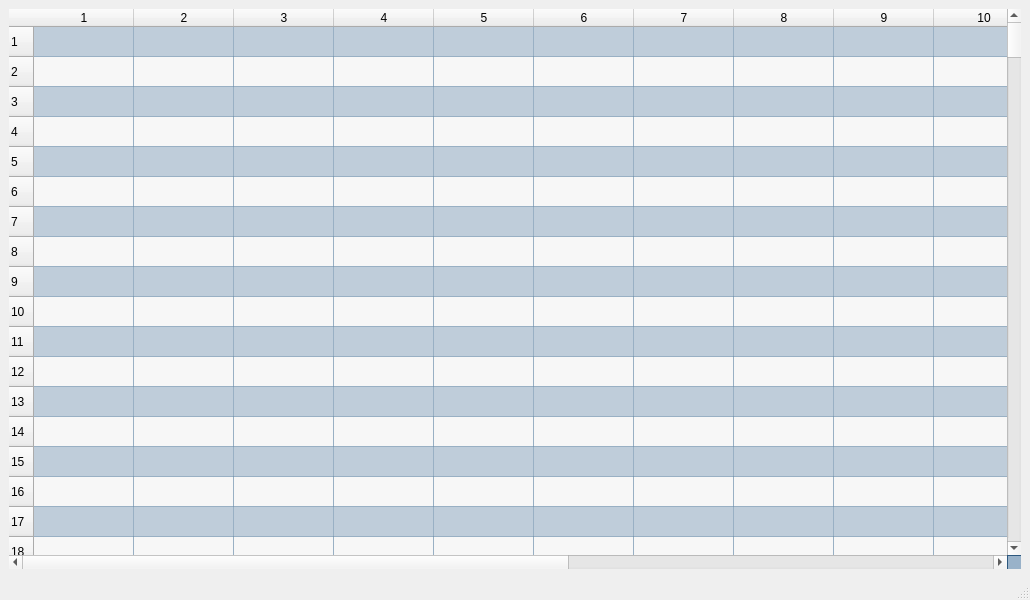
Qt form src/GUI/MemoriaPrograma.ui (JoaoVitorBranco/BIPy) before a commit.
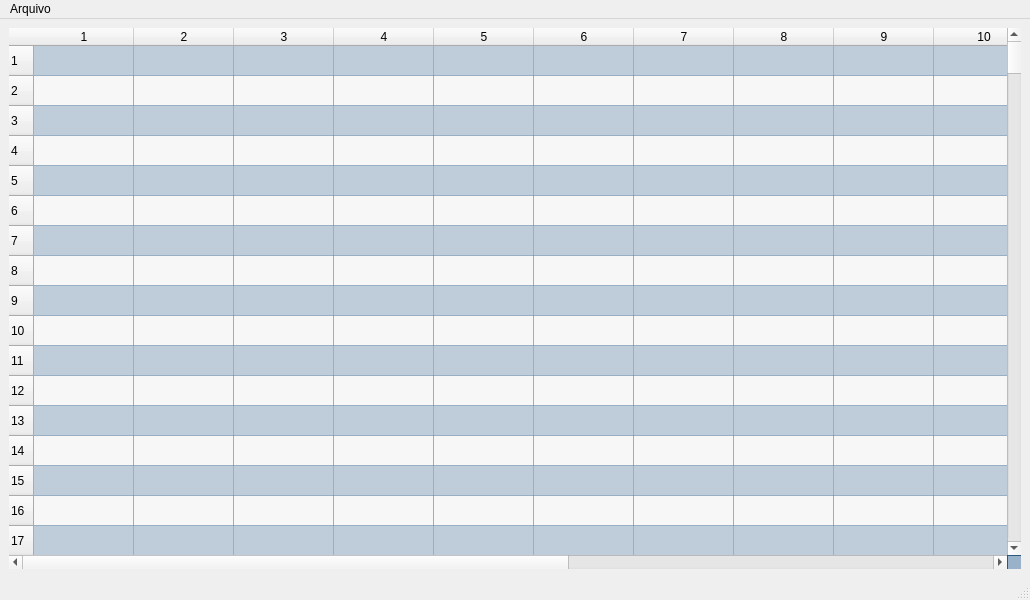
The same form after that commit.

The edit to the form file:
```diff
--- a/src/GUI/MemoriaPrograma.ui
+++ b/src/GUI/MemoriaPrograma.ui
@@ -364,6 +364,16 @@
      <height>21</height>
     </rect>
    </property>
+   <widget class="QMenu" name="menuArquivo">
+    <property name="title">
+     <string>Arquivo</string>
+    </property>
+    <addaction name="actionCarregar"/>
+    <addaction name="actionSalvar"/>
+    <addaction name="separator"/>
+    <addaction name="actionZero"/>
+   </widget>
+   <addaction name="menuArquivo"/>
   </widget>
   <widget class="QStatusBar" name="statusbar"/>
  </widget>
```
Left out of the diff: 15 changed lines with no effect on the pictures.
